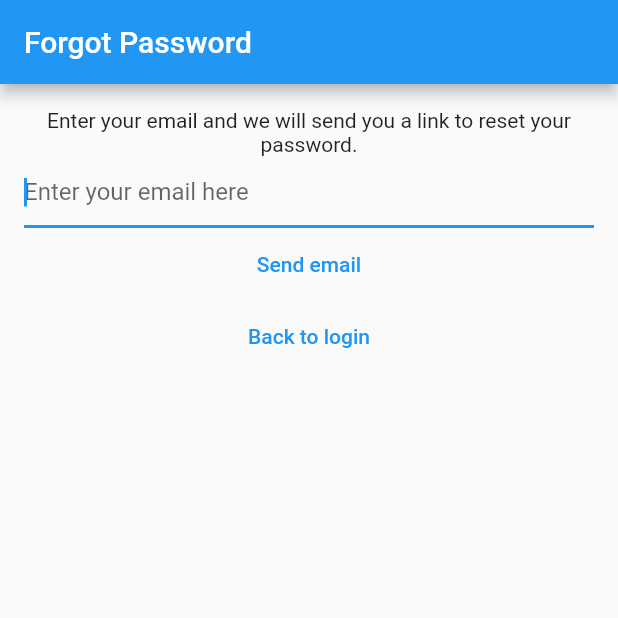
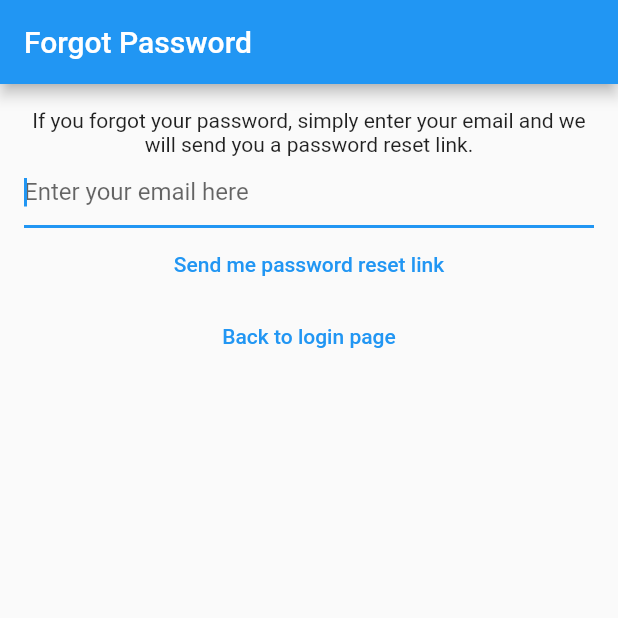
Before and after one commit to MohdMuslim92/mynotes-app-flutter, a Flutter app: the screen it shows after launch, after a tap on "I forgot my password", on a phone screen of 412 x 824 dp, the top half of it. Run offline on Flutter 3.47's test engine with Material 3 defaults, Android fonts, the phone set to English and light mode, and no system bars; our stand-ins replace bloc, cloud_firestore, equatable, firebase_auth, firebase_core, flutter_bloc and 1 more; accounts and stored records are empty; generated files the repository leaves out were written again; network calls fail.

Commit message:
Feat: replace hard-coded text with localized strings
- Updated various dialogs and views to use context-based localization instead of hard-coded strings.
- Replaced text with `context.loc.[translation_key]` in:
  - `auth_bloc.dart` for handling authentication-related messages.
  - Dialogs such as `cannot_share_empty_note_dialog`, `delete_dialog`, `error_dialog`, `logout_dialog`, and `password_reset_email_sent_dialog` for user prompts.
  - Views including `forgot_password_view`, `login_view`, `create_update_note_view`, `notes_view`, `register_view`, and `verify_email_view` to display localized messages.
- This change ensures that all user-facing text is properly translated based on the app's current locale.

```diff
--- a/lib/services/auth/bloc/auth_bloc.dart
+++ b/lib/services/auth/bloc/auth_bloc.dart
@@ -2,6 +2,7 @@ import 'package:bloc/bloc.dart';
 import 'package:mynotes/services/auth/auth_provider.dart';
 import 'package:mynotes/services/auth/bloc/auth_event.dart';
 import 'package:mynotes/services/auth/bloc/auth_state.dart';
+import 'package:flutter_gen/gen_l10n/app_localizations.dart';
 
 class AuthBloc extends Bloc<AuthEvent, AuthState> {
   AuthBloc(AuthProvider provider)
@@ -89,10 +90,10 @@ class AuthBloc extends Bloc<AuthEvent, AuthState> {
 
     // Log in
     on<AuthEventLogIn>((event, emit) async {
-      emit(const AuthStateLoggedOut(
+      emit(AuthStateLoggedOut(
         exception: null,
         isLoading: true,
-        loadingText: 'Please wait while I log you in',
+        loadingText: AppLocalizations.of(event.context)!.please_wait,
       ));
       final email = event.email;
       final password = event.password;
--- a/lib/utilities/dialogs/error_dialog.dart
+++ b/lib/utilities/dialogs/error_dialog.dart
@@ -1,11 +1,12 @@
 import 'package:flutter/material.dart';
+import 'package:mynotes/extensions/list/buildcontext/loc.dart';
 import 'package:mynotes/utilities/dialogs/generic_dialog.dart';
 
 Future<void> showErrorDialog(BuildContext context, String text) {
   return showGenericDialog(
     context: context,
-    title: 'An Error Occurred',
+    title: context.loc.generic_error_prompt,
     content: text,
-    optionsBuilder: () => {'OK': null},
+    optionsBuilder: () => {context.loc.ok: null},
   );
 }
--- a/lib/utilities/dialogs/password_reset_email_sent_dialog.dart
+++ b/lib/utilities/dialogs/password_reset_email_sent_dialog.dart
@@ -1,13 +1,14 @@
 import 'package:flutter/material.dart';
+import 'package:mynotes/extensions/list/buildcontext/loc.dart';
 import 'package:mynotes/utilities/dialogs/generic_dialog.dart';
 
 Future<void> showPasswordResetSentDialog(BuildContext context) {
   return showGenericDialog(
     context: context,
-    title: 'Password Reset',
-    content: 'We have sent you a password reset link. Check your email.',
+    title: context.loc.password_reset,
+    content: context.loc.password_reset_dialog_prompt,
     optionsBuilder: () => {
-      'OK': null,
+      context.loc.ok: null,
     },
   );
 }
--- a/lib/views/forgot_password_view.dart
+++ b/lib/views/forgot_password_view.dart
@@ -1,5 +1,6 @@
 import 'package:flutter/material.dart';
 import 'package:flutter_bloc/flutter_bloc.dart';
+import 'package:mynotes/extensions/list/buildcontext/loc.dart';
 import 'package:mynotes/services/auth/bloc/auth_bloc.dart';
 import 'package:mynotes/services/auth/bloc/auth_event.dart';
 import 'package:mynotes/services/auth/bloc/auth_state.dart';
@@ -37,21 +38,23 @@ class _ForgotPasswordViewState extends State<ForgotPasswordView> {
             await showPasswordResetSentDialog(context);
           }
           if (state.exception != null) {
-            await showErrorDialog(context,
-                'We could not reset your password. try again or register now');
+            await showErrorDialog(
+              context,
+              context.loc.forgot_password_view_generic_error,
+            );
           }
         }
       },
       child: Scaffold(
         appBar: AppBar(
-          title: const Text('Forgot Password'),
+          title: Text(context.loc.forgot_password),
         ),
         body: Padding(
           padding: const EdgeInsets.all(16.0),
           child: SingleChildScrollView(
             child: Column(children: [
-              const Text(
-                'Enter your email and we will send you a link to reset your password.',
+              Text(
+                context.loc.forgot_password_view_prompt,
                 textAlign: TextAlign.center,
               ),
               TextField(
@@ -59,8 +62,8 @@ class _ForgotPasswordViewState extends State<ForgotPasswordView> {
                 autocorrect: false,
                 autofocus: true,
                 controller: _controller,
-                decoration: const InputDecoration(
-                  hintText: 'Enter your email here',
+                decoration: InputDecoration(
+                  hintText: context.loc.email_text_field_placeholder,
                 ),
               ),
               TextButton(
@@ -70,7 +73,7 @@ class _ForgotPasswordViewState extends State<ForgotPasswordView> {
                       .read<AuthBloc>()
                       .add(AuthEventForgotPassword(email: email));
                 },
-                child: const Text('Send email'),
+                child: Text(context.loc.forgot_password_view_send_me_link),
               ),
               TextButton(
                 onPressed: () {
@@ -78,7 +81,7 @@ class _ForgotPasswordViewState extends State<ForgotPasswordView> {
                         const AuthEventLogOut(),
                       );
                 },
-                child: const Text('Back to login'),
+                child: Text(context.loc.forgot_password_view_back_to_login),
               ),
             ]),
           ),
--- a/lib/views/login_view.dart
+++ b/lib/views/login_view.dart
@@ -1,5 +1,6 @@
 import 'package:flutter/material.dart';
 import 'package:flutter_bloc/flutter_bloc.dart';
+import 'package:mynotes/extensions/list/buildcontext/loc.dart';
 import 'package:mynotes/services/auth/bloc/auth_bloc.dart';
 import 'package:mynotes/services/auth/bloc/auth_event.dart';
 import 'package:mynotes/services/auth/bloc/auth_state.dart';
@@ -39,27 +40,27 @@ class _LoginViewState extends State<LoginView> {
           if (state.exception is InvalidCredentialsAuthException) {
             await showErrorDialog(
               context,
-              'Invalid credentials.',
+              context.loc.login_error_wrong_credentials,
             );
           } else if (state.exception is GenericAuthException) {
             await showErrorDialog(
               context,
-              'Authentication error.',
+              context.loc.login_error_auth_error,
             );
           }
         }
       },
       child: Scaffold(
         appBar: AppBar(
-          title: const Text('Login'),
+          title: Text(context.loc.login),
         ),
         body: Padding(
           padding: const EdgeInsets.all(16.0),
           child: SingleChildScrollView(
             child: Column(
               children: [
-                const Text(
-                  'Please log in to your account',
+                Text(
+                  context.loc.login_view_prompt,
                 ),
                 TextField(
                   enableSuggestions: false,
@@ -67,8 +68,8 @@ class _LoginViewState extends State<LoginView> {
                   autofocus: true,
                   keyboardType: TextInputType.emailAddress,
                   controller: _email,
-                  decoration: const InputDecoration(
-                    hintText: 'Enter your email here',
+                  decoration: InputDecoration(
+                    hintText: context.loc.email_text_field_placeholder,
                   ),
                 ),
                 TextField(
@@ -76,8 +77,8 @@ class _LoginViewState extends State<LoginView> {
                   enableSuggestions: false,
                   autocorrect: false,
                   controller: _password,
-                  decoration: const InputDecoration(
-                    hintText: 'Enter your password here',
+                  decoration: InputDecoration(
+                    hintText: context.loc.password_text_field_placeholder,
                   ),
                 ),
                 TextButton(
@@ -88,10 +89,13 @@ class _LoginViewState extends State<LoginView> {
                           AuthEventLogIn(
                             email: email,
                             password: password,
+                            context: context,
                           ),
                         );
                   },
-                  child: const Text('Login'),
+                  child: Text(
+                    context.loc.login,
+                  ),
                 ),
                 TextButton(
                   onPressed: () {
@@ -99,7 +103,9 @@ class _LoginViewState extends State<LoginView> {
                           const AuthEventForgotPassword(email: null),
                         );
                   },
-                  child: const Text('I forgot my password'),
+                  child: Text(
+                    context.loc.login_view_forgot_password,
+                  ),
                 ),
                 TextButton(
                   onPressed: () {
@@ -107,7 +113,9 @@ class _LoginViewState extends State<LoginView> {
                           const AuthEventShouldRegister(),
                         );
                   },
-                  child: const Text('Not registered yet? Register here!'),
+                  child: Text(
+                    context.loc.login_view_not_registered_yet,
+                  ),
                 ),
               ],
             ),
```
Also changed, not shown: lib/utilities/dialogs/cannot_share_empty_note_dialog.dart (+4 -3 lines), lib/utilities/dialogs/delete_dialog.dart (+5 -4 lines), lib/utilities/dialogs/logout_dialog.dart (+5 -4 lines), lib/views/notes/create_update_note_view.dart (+6 -3 lines), lib/views/notes/notes_view.dart (+18 -3 lines), lib/views/register_view.dart (+21 -12 lines), lib/views/verify_email_view.dart (+16 -7 lines).
